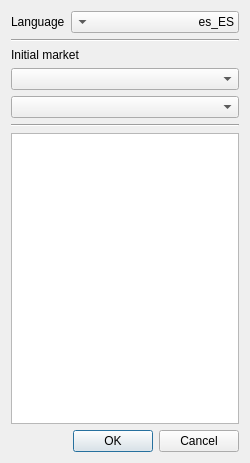
Before: the Qt Designer form ui/dialog_config.ui in katmai1/qtradingview, drawn with Qt 5.
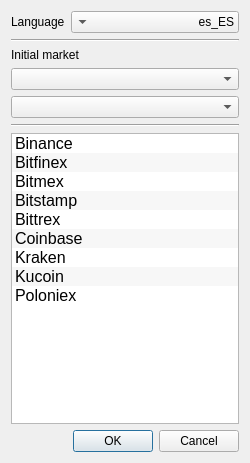
After: the same form once the commit is applied. Icons and pictures are not drawn.

Commit message: updated dialog config improves and fixes in config

```diff
--- a/ui/dialog_config.ui
+++ b/ui/dialog_config.ui
@@ -141,9 +141,26 @@
        <height>150</height>
       </size>
      </property>
+     <property name="font">
+      <font>
+       <pointsize>12</pointsize>
+      </font>
+     </property>
      <property name="locale">
       <locale language="English" country="UnitedStates"/>
      </property>
+     <property name="frameShape">
+      <enum>QFrame::StyledPanel</enum>
+     </property>
+     <property name="frameShadow">
+      <enum>QFrame::Sunken</enum>
+     </property>
+     <property name="lineWidth">
+      <number>1</number>
+     </property>
+     <property name="midLineWidth">
+      <number>0</number>
+     </property>
      <property name="editTriggers">
       <set>QAbstractItemView::NoEditTriggers</set>
      </property>
@@ -156,6 +173,92 @@
      <property name="selectionBehavior">
       <enum>QAbstractItemView::SelectItems</enum>
      </property>
+     <property name="iconSize">
+      <size>
+       <width>24</width>
+       <height>24</height>
+      </size>
+     </property>
+     <property name="movement">
+      <enum>QListView::Static</enum>
+     </property>
+     <property name="flow">
+      <enum>QListView::TopToBottom</enum>
+     </property>
+     <property name="spacing">
+      <number>3</number>
+     </property>
+     <property name="viewMode">
+      <enum>QListView::ListMode</enum>
+     </property>
+     <property name="sortingEnabled">
+      <bool>true</bool>
+     </property>
+     <item>
+      <property name="text">
+       <string>Binance</string>
+      </property>
+      <property name="icon">
+       <iconset resource="../icons/iconos.qrc">
+        <normaloff>:/exchanges/binance</normaloff>:/exchanges/binance</iconset>
+      </property>
+     </item>
+     <item>
+      <property name="text">
+       <string>Bitfinex</string>
+      </property>
+      <property name="icon">
+       <iconset resource="../icons/iconos.qrc">
+        <normaloff>:/exchanges/bitfinex</normaloff>:/exchanges/bitfinex</iconset>
+      </property>
+     </item>
+     <item>
+      <property name="text">
+       <string>Bitmex</string>
+      </property>
+     </item>
+     <item>
+      <property name="text">
+       <string>Bitstamp</string>
+      </property>
+     </item>
+     <item>
+      <property name="text">
+       <string>Bittrex</string>
+      </property>
+      <property name="icon">
+       <iconset resource="../icons/iconos.qrc">
+        <normaloff>:/exchanges/bittrex</normaloff>:/exchanges/bittrex</iconset>
+      </property>
+     </item>
+     <item>
+      <property name="text">
+       <string>Coinbase</string>
+      </property>
+     </item>
+     <item>
+      <property name="text">
+       <string>Kraken</string>
+      </property>
+      <property name="icon">
+       <iconset resource="../icons/iconos.qrc">
+        <normaloff>:/exchanges/kraken</normaloff>:/exchanges/kraken</iconset>
+      </property>
+     </item>
+     <item>
+      <property name="text">
+       <string>Kucoin</string>
+      </property>
+     </item>
+     <item>
+      <property name="text">
+       <string>Poloniex</string>
+      </property>
+      <property name="icon">
+       <iconset resource="../icons/iconos.qrc">
+        <normaloff>:/exchanges/poloniex</normaloff>:/exchanges/poloniex</iconset>
+      </property>
+     </item>
     </widget>
    </item>
    <item>
```
The commit also changes 7 other files.
